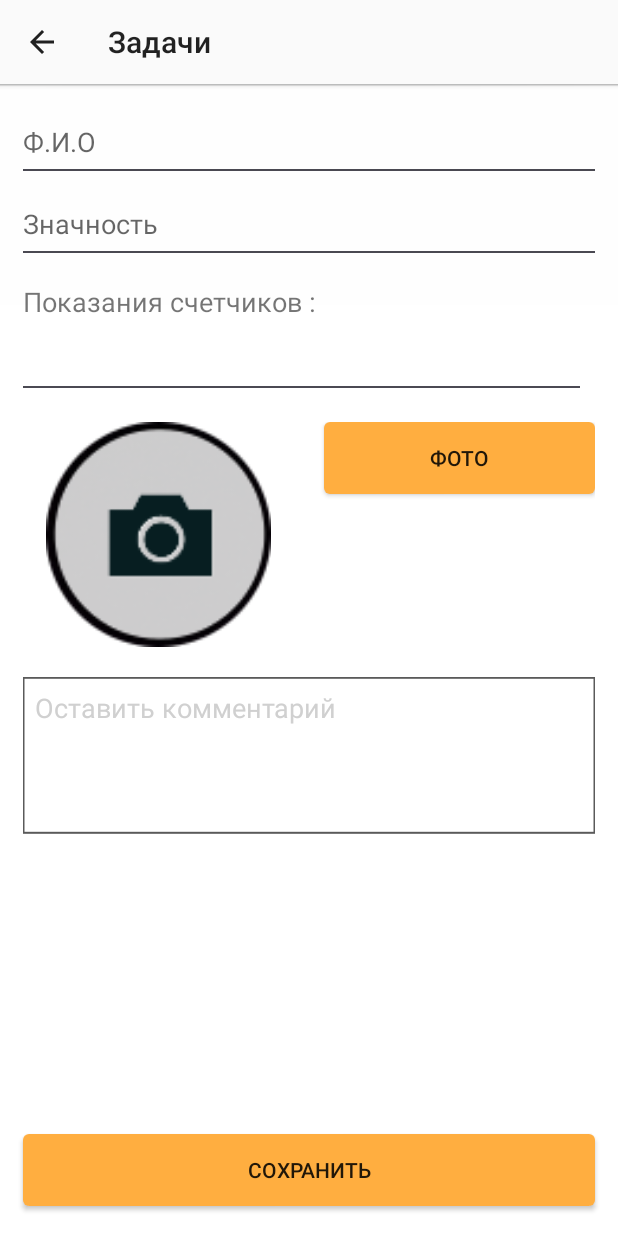
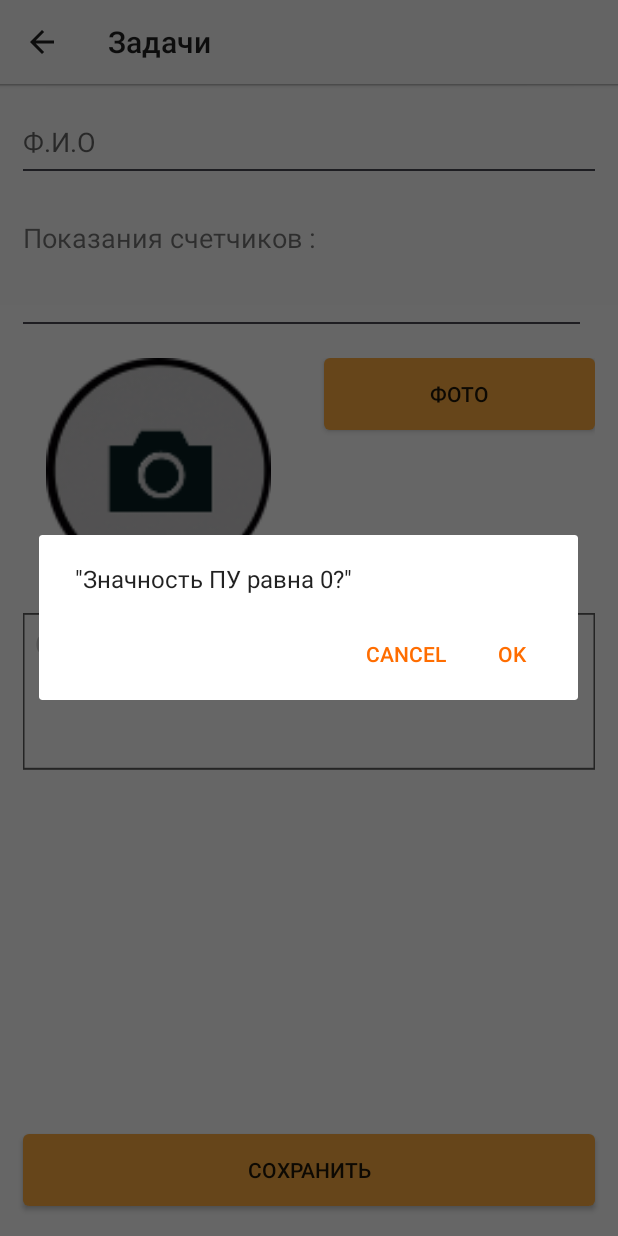
Before and after one commit to ChulkovNexus/specenergocontrol, an Android app: the fragment FillTaskFragmetn placed in its activity, after a tap on "СОХРАНИТЬ", on a phone screen of 412 x 824 dp. Run offline under Robolectric (Android 15) with nearby library versions, the phone set to English and light mode, and no system bars; libraries missing offline, so code that uses them is left out: com.nostra13.universalimageloader, com.rey.material, io.realm; 18 statements that could not run were skipped.

```diff
--- a/app/src/main/java/com/specenergocontrol/parser/TasksParser.java
+++ b/app/src/main/java/com/specenergocontrol/parser/TasksParser.java
@@ -37,7 +37,7 @@ public class TasksParser implements Parser {
             if (!taskJson.isNull(APARTMENT))
                 taskModel.setApartment(taskJson.getInt(APARTMENT));
             if (!taskJson.isNull(METERING_DEVICE_SCALE))
-                taskModel.setApartment(taskJson.getInt(METERING_DEVICE_SCALE));
+                taskModel.setMeteringDeviceScale(taskJson.getInt(METERING_DEVICE_SCALE));
             taskModel.setMeteringDeviceModel(taskJson.getString(METERING_DEVICE_MODEL));
             taskModel.setMeteringDeviceNumber(taskJson.getString(METERING_DEVICE_NUMBER));
             parseZones(taskModel, taskJson);
--- a/app/src/main/java/com/specenergocontrol/ui/fragment/FillTaskFragmetn.java
+++ b/app/src/main/java/com/specenergocontrol/ui/fragment/FillTaskFragmetn.java
@@ -1,6 +1,8 @@
 package com.specenergocontrol.ui.fragment;
 
+import android.app.AlertDialog;
 import android.content.ContentValues;
+import android.content.DialogInterface;
 import android.content.Intent;
 import android.database.Cursor;
 import android.net.Uri;
@@ -28,9 +30,12 @@ import com.specenergocontrol.model.Zone;
 import com.specenergocontrol.ui.activity.TasksActivity;
 import com.specenergocontrol.utils.RealmHelper;
 
+import org.w3c.dom.Text;
+
 import java.io.File;
 import java.net.URI;
 import java.util.ArrayList;
+import java.util.Date;
 
 import io.realm.Realm;
 
@@ -57,6 +62,7 @@ public class FillTaskFragmetn extends AsyncFragment {
     private EditText nameEditText;
     private Button saveButton;
     private boolean hasPhoto = false;
+    private EditText commentEditText;
 
     public static FillTaskFragmetn getInstance(String taskID) {
         Bundle args = new Bundle();
@@ -94,6 +100,7 @@ public class FillTaskFragmetn extends AsyncFragment {
         accountEditText = (EditText) v.findViewById(R.id.fill_task_account_edit_text);
         accountEditText.setVisibility(View.GONE);
         nameEditText = (EditText) v.findViewById(R.id.fill_task_name_edit_text);
+        commentEditText = (EditText) v.findViewById(R.id.fill_task_comment_edit_text);
         photoImageView = (ImageView) v.findViewById(R.id.fill_task_image_preview);
         photoButton = (Button) v.findViewById(R.id.fill_task_image_button);
         saveButton = (Button) v.findViewById(R.id.fill_task_save_button);
@@ -103,6 +110,8 @@ public class FillTaskFragmetn extends AsyncFragment {
             ((TextInputLayout)zoneLayout.findViewById(R.id.fill_task_value_text_input_layout)).setHint(zone.getName());
             layoutZones.addView(zoneLayout);
             zonesLayoutList.add(zoneLayout);
+            if (!TextUtils.isEmpty(zone.getValue()))
+                ((EditText)zoneLayout.findViewById(R.id.fill_task_value_edit_text)).setText(zone.getValue());
         }
 
         accountEditText.setText(task.getAccount());
@@ -113,18 +122,69 @@ public class FillTaskFragmetn extends AsyncFragment {
         saveButton.setOnClickListener(new View.OnClickListener() {
             @Override
             public void onClick(View v) {
-                Realm realm = Realm.getInstance(getActivity());
-                realm.beginTransaction();
-                if (hasPhoto) {
-                    task.setPhotoFilePath(getPath(mCapturedImageURI));
-                }
-                realm.copyToRealmOrUpdate(task);
-                RealmHelper.saveZones(getActivity(), task, realm);
-                realm.commitTransaction();
+                boolean correct = checkZonesPeriod();
+                if (!correct)
+                    return;
+                saveTask();
                 Toast.makeText(getActivity(), R.string.save_confirmed, Toast.LENGTH_LONG).show();
             }
         });
 
+    }
+
+    private boolean checkZonesPeriod() {
+        for (int i = 0; i < zonesLayoutList.size(); i++) {
+            EditText zoneEditText = (EditText)zonesLayoutList.get(i).findViewById(R.id.fill_task_value_edit_text);
+            String zoneValue = zoneEditText.getText().toString();
+            Zone zone = task.getZones().get(i);
+            if (zoneValue.length() == zone.getPeriod()) {
+                zone.setValue(zoneValue);
+            } else {
+                showZoneAlertDialog(zone, zoneEditText);
+                return false;
+            }
+        }
+        return true;
+    }
+
+    private void showZoneAlertDialog(final Zone zone, final EditText zoneEditText) {
+        AlertDialog alertDialog = new AlertDialog.Builder(getActivity())
+        .setMessage(getString(R.string.zones_of_device_equals_to, zoneEditText.length()))
+        .setNegativeButton(android.R.string.no, new DialogInterface.OnClickListener() {
+            public void onClick(DialogInterface dialog, int which) {
+                // here you can add functions
+                zoneEditText.setText("");
+                zoneEditText.requestFocus();
+            }
+        })
+        .setPositiveButton(android.R.string.yes, new DialogInterface.OnClickListener() {
+            public void onClick(DialogInterface dialog, int which) {
+                setMeteringDiviceScale(zoneEditText);
+                saveButton.callOnClick();
+            }
+        }).create();
+        alertDialog.show();
+    }
+
+    private void setMeteringDiviceScale(EditText zoneEditText) {
+        Realm realm = Realm.getInstance(getActivity());
+        realm.beginTransaction();
+        task.setMeteringDeviceScale(zoneEditText.getText().length());
+        realm.copyToRealmOrUpdate(task);
+        realm.commitTransaction();
+    }
+
+    private void saveTask() {
+        Realm realm = Realm.getInstance(getActivity());
+        realm.beginTransaction();
+        if (hasPhoto) {
+            task.setPhotoFilePath(getPath(mCapturedImageURI));
+        }
+        task.setComment(commentEditText.getText().toString());
+        task.setVisitDate(new Date(System.currentTimeMillis()));
+        realm.copyToRealmOrUpdate(task);
+        RealmHelper.saveZones(getActivity(), task, realm);
+        realm.commitTransaction();
     }
 
     @Override
--- a/app/src/main/res/layout/fragment_fill_task.xml
+++ b/app/src/main/res/layout/fragment_fill_task.xml
@@ -44,22 +44,6 @@
                     android:layout_height="wrap_content"
                     android:editable="false"
                     android:hint="@string/account_hint" />
-            </android.support.design.widget.TextInputLayout>
-
-            <android.support.design.widget.TextInputLayout
-                android:layout_width="match_parent"
-                android:layout_height="wrap_content"
-                android:layout_gravity="left|center_vertical"
-                app:hintTextAppearance="@style/TextAppearence.App.TextInputLayout">
-
-                <EditText
-                    android:id="@+id/fill_task_value_size_edit_text"
-                    style="@style/EditText"
-                    android:singleLine="true"
-                    android:inputType="numberDecimal"
-                    android:layout_width="match_parent"
-                    android:layout_height="wrap_content"
-                    android:hint="@string/value_size_hint" />
             </android.support.design.widget.TextInputLayout>
 
             <TextView
--- a/app/src/main/res/values/strings.xml
+++ b/app/src/main/res/values/strings.xml
@@ -37,5 +37,6 @@
     <string name="upload_from_camera">Сделать фото</string>
     <string name="fio_hint">Ф.И.О</string>
     <string name="save_confirmed">Сохранено</string>
+    <string name="zones_of_device_equals_to">\"Значность ПУ равна %1$s?\"</string>
 
 </resources>
```
Also changed, not shown: app/src/main/java/com/specenergocontrol/comands/postrequests/SendTasksCommand.java (added, +63 -0 lines), app/src/main/java/com/specenergocontrol/model/TaskModel.java (+38 -0 lines), app/src/main/java/com/specenergocontrol/parser/SendTasksParser.java (added, +40 -0 lines), app/src/main/java/com/specenergocontrol/parser/StatusParser.java (added, +27 -0 lines), app/src/main/java/com/specenergocontrol/utils/Constants.java (+7 -0 lines).
